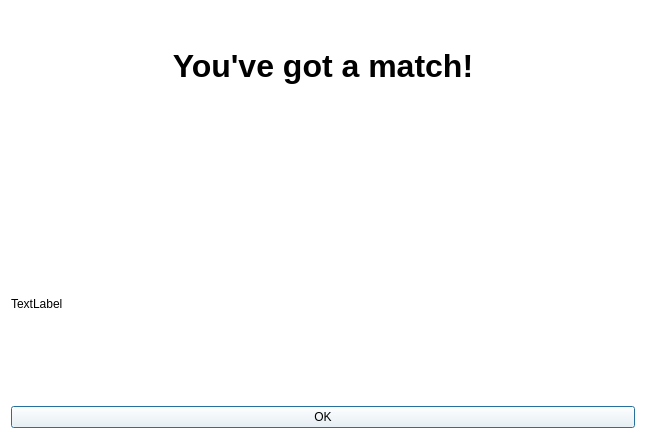
This is stinder/ui/Match.ui in gibbons-eddie/Stinder as Qt 5 draws it before an edit. The edited form follows.
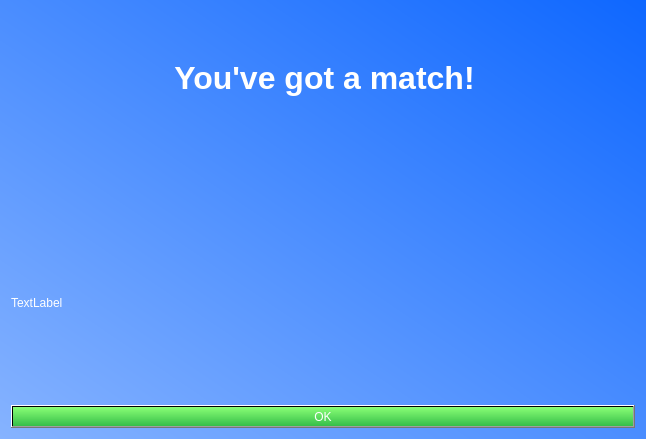
This is the edited form. Icons and pictures are not drawn.

Commit message: fixed packaging parameters; styled match window

What changed in the file:
```diff
--- a/stinder/ui/Match.ui
+++ b/stinder/ui/Match.ui
@@ -14,7 +14,7 @@
    <string>Dialog</string>
   </property>
   <property name="styleSheet">
-   <string notr="true">background-color: white;
+   <string notr="true">background-color: qlineargradient(spread:pad, x1:0, y1:1, x2:1, y2:0, stop:0 rgba(134, 179, 255, 255), stop:1 rgba(14, 103, 255, 255));
 color: black;</string>
   </property>
   <layout class="QVBoxLayout" name="MatchVerticalLayout">
@@ -26,7 +26,9 @@
       </font>
      </property>
      <property name="styleSheet">
-      <string notr="true"/>
+      <string notr="true">background-color: transparent;
+color: white;
+padding-top:24px;</string>
      </property>
      <property name="text">
       <string>&lt;html&gt;&lt;head/&gt;&lt;body&gt;&lt;p align=&quot;center&quot;&gt;&lt;span style=&quot; font-size:24pt;&quot;&gt;You've got a match!&lt;/span&gt;&lt;/p&gt;&lt;/body&gt;&lt;/html&gt;</string>
@@ -45,7 +47,8 @@
       </sizepolicy>
      </property>
      <property name="styleSheet">
-      <string notr="true">padding: 30px 70px;</string>
+      <string notr="true">padding: 30px 70px;
+background-color: transparent;</string>
      </property>
      <property name="text">
       <string/>
@@ -66,6 +69,10 @@
    </item>
    <item>
     <widget class="QLabel" name="InfoLabel">
+     <property name="styleSheet">
+      <string notr="true">background-color: transparent;
+color: white;</string>
+     </property>
      <property name="text">
       <string>TextLabel</string>
      </property>
@@ -90,7 +97,8 @@
    <item>
     <widget class="QPushButton" name="OKButton">
      <property name="styleSheet">
-      <string notr="true"/>
+      <string notr="true">background-color:qlineargradient(spread:pad, x1:1, y1:1, x2:1, y2:0, stop:0 rgba(53, 190, 73, 255), stop:1 rgba(138, 255, 118, 255));
+color: white;;</string>
      </property>
      <property name="text">
       <string>OK</string>
```
The commit also changes 9 other files.
